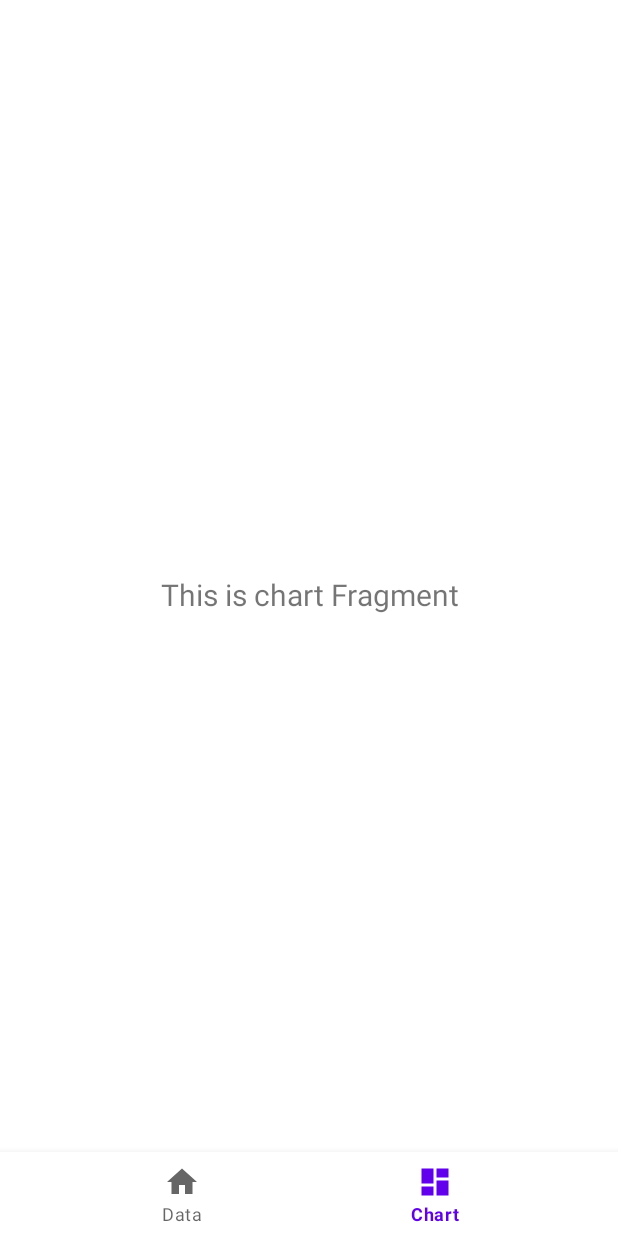
After one commit to alexalbert/CounterWidget, an Android app: the ChartFragment screen opened through its navigation route, on a phone screen of 412 x 824 dp. The commit adds this screen. Run offline under Robolectric (Android 15) with nearby library versions, the light colour scheme and no system bars; our stand-ins replace navigation-ui.

Commit message:
Add timestamp view to app

```diff
--- a/app/src/main/AndroidManifest.xml
+++ b/app/src/main/AndroidManifest.xml
@@ -9,6 +9,10 @@
         android:roundIcon="@mipmap/ic_launcher_round"
         android:supportsRtl="true"
         android:theme="@style/Theme.CounterWidget">
+<!--        <activity-->
+<!--            android:name=".InfoActivity"-->
+<!--            android:label="@string/title_activity_info"></activity>-->
+
         <receiver android:name=".CounterWidget">
             <intent-filter>
                 <action android:name="android.appwidget.action.APPWIDGET_UPDATE" />
@@ -25,7 +29,6 @@
                 <action android:name="android.appwidget.action.APPWIDGET_CONFIGURE" />
             </intent-filter>
         </activity>
-
         <activity android:name=".MainActivity">
             <intent-filter>
                 <action android:name="android.intent.action.MAIN" />
--- a/app/src/main/java/com/aa/counterwidget/CounterWidget.kt
+++ b/app/src/main/java/com/aa/counterwidget/CounterWidget.kt
@@ -48,14 +48,16 @@ class CounterWidget : AppWidgetProvider() {
             val widgetId = intent.data!!.lastPathSegment!!.toInt()
             if (isDoubleClick()) {
                 count = 0
+                TsDataUtil.clearWidgetData(context, widgetId)
             } else {
                 count = loadPref(context, widgetId, COUNT)
                 count++
+                TsDataUtil.addTs(context, widgetId)
             }
             savePref(context, widgetId, COUNT, count)
 
             views.setTextViewText(R.id.counter_button, count.toString())
-            appWidgetManager.updateAppWidget(intArrayOf(widgetId.toInt()), views)
+            appWidgetManager.updateAppWidget(intArrayOf(widgetId), views)
         }
     }
 
--- a/app/src/main/java/com/aa/counterwidget/MainActivity.kt
+++ b/app/src/main/java/com/aa/counterwidget/MainActivity.kt
@@ -1,11 +1,37 @@
 package com.aa.counterwidget
 
+import android.os.Bundle
 import androidx.appcompat.app.AppCompatActivity
-import android.os.Bundle
+import androidx.navigation.findNavController
+import androidx.navigation.ui.AppBarConfiguration
+import androidx.navigation.ui.setupActionBarWithNavController
+import androidx.navigation.ui.setupWithNavController
+import com.aa.counterwidget.databinding.ActivityInfoBinding
+import com.google.android.material.bottomnavigation.BottomNavigationView
 
 class MainActivity : AppCompatActivity() {
+
+    private lateinit var binding: ActivityInfoBinding
+
     override fun onCreate(savedInstanceState: Bundle?) {
         super.onCreate(savedInstanceState)
-        setContentView(R.layout.activity_main)
+
+        supportActionBar!!.hide()
+
+        binding = ActivityInfoBinding.inflate(layoutInflater)
+        setContentView(binding.root)
+
+        val navView: BottomNavigationView = binding.navView
+
+        val navController = findNavController(R.id.nav_host_fragment_activity_info)
+        // Passing each menu ID as a set of Ids because each
+        // menu should be considered as top level destinations.
+        val appBarConfiguration = AppBarConfiguration(
+            setOf(
+                R.id.navigation_data, R.id.navigation_chart
+            )
+        )
+        setupActionBarWithNavController(navController, appBarConfiguration)
+        navView.setupWithNavController(navController)
     }
 }
--- a/app/src/main/java/com/aa/counterwidget/Prefs.kt
+++ b/app/src/main/java/com/aa/counterwidget/Prefs.kt
@@ -5,6 +5,7 @@ import android.content.Context
 private const val PREFS_NAME = "com.aa.counterWidget.CounterWidget"
 internal const val COUNT = "count_"
 internal const val COLOR = "color_"
+internal const val TIMESTAMPS = "ts_"
 
 internal fun savePref(context: Context, appWidgetId: Int, pref: String, count: Int) {
     val prefs = context.getSharedPreferences(PREFS_NAME, 0).edit()
--- /dev/null
+++ b/app/src/main/java/com/aa/counterwidget/ui/chart/ChartFragment.kt
@@ -0,0 +1,44 @@
+package com.aa.counterwidget.ui.chart
+
+import android.os.Bundle
+import android.view.LayoutInflater
+import android.view.View
+import android.view.ViewGroup
+import android.widget.TextView
+import androidx.fragment.app.Fragment
+import androidx.lifecycle.Observer
+import androidx.lifecycle.ViewModelProvider
+import com.aa.counterwidget.databinding.FragmentChartBinding
+
+class ChartFragment : Fragment() {
+
+    private lateinit var chartViewModel: ChartViewModel
+    private var _binding: FragmentChartBinding? = null
+
+    // This property is only valid between onCreateView and
+    // onDestroyView.
+    private val binding get() = _binding!!
+
+    override fun onCreateView(
+        inflater: LayoutInflater,
+        container: ViewGroup?,
+        savedInstanceState: Bundle?
+    ): View? {
+        chartViewModel =
+            ViewModelProvider(this).get(ChartViewModel::class.java)
+
+        _binding = FragmentChartBinding.inflate(inflater, container, false)
+        val root: View = binding.root
+
+        val textView: TextView = binding.textChart
+        chartViewModel.text.observe(viewLifecycleOwner, Observer {
+            textView.text = it
+        })
+        return root
+    }
+
+    override fun onDestroyView() {
+        super.onDestroyView()
+        _binding = null
+    }
+}
--- /dev/null
+++ b/app/src/main/java/com/aa/counterwidget/ui/chart/ChartViewModel.kt
@@ -0,0 +1,13 @@
+package com.aa.counterwidget.ui.chart
+
+import androidx.lifecycle.LiveData
+import androidx.lifecycle.MutableLiveData
+import androidx.lifecycle.ViewModel
+
+class ChartViewModel : ViewModel() {
+
+    private val _text = MutableLiveData<String>().apply {
+        value = "This is chart Fragment"
+    }
+    val text: LiveData<String> = _text
+}
--- /dev/null
+++ b/app/src/main/java/com/aa/counterwidget/ui/data/DataFragment.kt
@@ -0,0 +1,81 @@
+package com.aa.counterwidget.ui.data
+
+import android.graphics.Color
+import android.os.Bundle
+import android.util.TypedValue
+import androidx.fragment.app.Fragment
+import androidx.recyclerview.widget.GridLayoutManager
+import androidx.recyclerview.widget.LinearLayoutManager
+import androidx.recyclerview.widget.RecyclerView
+import android.view.LayoutInflater
+import android.view.View
+import android.view.ViewGroup
+import com.aa.counterwidget.R
+import com.aa.counterwidget.TsDataUtil
+
+class DataFragment : Fragment() {
+
+    private var columnCount = 1
+    private lateinit var adapter: DataViewAdapter
+
+    override fun onCreate(savedInstanceState: Bundle?) {
+        super.onCreate(savedInstanceState)
+
+        arguments?.let {
+            columnCount = it.getInt(ARG_COLUMN_COUNT)
+        }
+    }
+
+    override fun onCreateView(
+        inflater: LayoutInflater, container: ViewGroup?,
+        savedInstanceState: Bundle?
+    ): View? {
+        val view = inflater.inflate(R.layout.fragment_data_list, container, false)
+
+        // Set the adapter
+        if (view is RecyclerView) {
+            with(view) {
+                layoutManager = when {
+                    columnCount <= 1 -> LinearLayoutManager(context)
+                    else -> GridLayoutManager(context, columnCount)
+                }
+
+                val data = TsDataUtil.getTsColorData(context)
+
+                adapter = DataViewAdapter(data, getDefaultBackground())
+            }
+            this.adapter = view.adapter as DataViewAdapter
+        }
+        return view
+    }
+
+    override fun onResume() {
+        super.onResume()
+        adapter?.setData(TsDataUtil.getTsColorData(requireContext()))
+    }
+
+    fun getDefaultBackground() : Int {
+        var color =  Color.WHITE
+        val a = TypedValue()
+        context?.theme?.resolveAttribute(android.R.attr.windowBackground, a, true)
+        if (a.isColorType) {
+            color = a.data
+        }
+        return color
+    }
+
+    companion object {
+
+        // TODO: Customize parameter argument names
+        const val ARG_COLUMN_COUNT = "column-count"
+
+        // TODO: Customize parameter initialization
+        @JvmStatic
+        fun newInstance(columnCount: Int) =
+            DataFragment().apply {
+                arguments = Bundle().apply {
+                    putInt(ARG_COLUMN_COUNT, columnCount)
+                }
+            }
+    }
+}
--- /dev/null
+++ b/app/src/main/java/com/aa/counterwidget/ui/data/DataViewAdapter.kt
@@ -0,0 +1,68 @@
+package com.aa.counterwidget.ui.data
+
+import android.text.Spannable
+import android.text.SpannableString
+import android.text.style.BackgroundColorSpan
+import android.view.LayoutInflater
+import android.view.ViewGroup
+import android.widget.TextView
+import androidx.recyclerview.widget.RecyclerView
+import com.aa.counterwidget.TsColorItem
+import com.aa.counterwidget.databinding.FragmentDataBinding
+import java.text.DecimalFormat
+import java.text.SimpleDateFormat
+
+
+class DataViewAdapter(
+    private var values: List<TsColorItem>, private val bgColor: Int
+) : RecyclerView.Adapter<DataViewAdapter.ViewHolder>() {
+
+    private var dateFormat = SimpleDateFormat("dd hh:mm")
+    private val defaultBackground = bgColor
+
+    override fun onCreateViewHolder(parent: ViewGroup, viewType: Int): ViewHolder {
+
+        return ViewHolder(
+            FragmentDataBinding.inflate(
+                LayoutInflater.from(parent.context),
+                parent,
+                false
+            )
+        )
+    }
+
+    fun setData(data: List<TsColorItem>) {
+        values = data
+        notifyDataSetChanged()
+    }
+
+    override fun onBindViewHolder(holder: ViewHolder, position: Int) {
+        val item = values[position]
+        holder.idView.text = String.format("%1$2s", position + 1)
+        holder.contentView.text = dateFormat.format(item.date)
+        holder.colorsView.text = ""
+
+        for (color in item.colors) {
+            val word: Spannable = SpannableString(" ")
+
+            word.setSpan(BackgroundColorSpan(color), 0, 1, Spannable.SPAN_EXCLUSIVE_EXCLUSIVE)
+            holder.colorsView.append(word)
+
+            word.setSpan(defaultBackground, 0, 1, Spannable.SPAN_EXCLUSIVE_EXCLUSIVE)
+            holder.colorsView.append(word)
+        }
+    }
+
+    override fun getItemCount(): Int = values.size
+
+    inner class ViewHolder(binding: FragmentDataBinding) : RecyclerView.ViewHolder(binding.root) {
+        val idView: TextView = binding.itemNumber
+        val contentView: TextView = binding.content
+        val colorsView: TextView = binding.colors
+
+        override fun toString(): String {
+            return super.toString() + " '" + contentView.text + "'"
+        }
+    }
+
+}
--- /dev/null
+++ b/app/src/main/res/drawable/ic_chart_black_24dp.xml
@@ -0,0 +1,9 @@
+<vector xmlns:android="http://schemas.android.com/apk/res/android"
+    android:width="24dp"
+    android:height="24dp"
+    android:viewportWidth="24.0"
+    android:viewportHeight="24.0">
+    <path
+        android:fillColor="#FF000000"
+        android:pathData="M3,13h8L11,3L3,3v10zM3,21h8v-6L3,15v6zM13,21h8L21,11h-8v10zM13,3v6h8L21,3h-8z" />
+</vector>
--- /dev/null
+++ b/app/src/main/res/drawable/ic_data_black_24dp.xml
@@ -0,0 +1,9 @@
+<vector xmlns:android="http://schemas.android.com/apk/res/android"
+    android:width="24dp"
+    android:height="24dp"
+    android:viewportWidth="24.0"
+    android:viewportHeight="24.0">
+    <path
+        android:fillColor="#FF000000"
+        android:pathData="M10,20v-6h4v6h5v-8h3L12,3 2,12h3v8z" />
+</vector>
--- /dev/null
+++ b/app/src/main/res/layout/activity_info.xml
@@ -0,0 +1,34 @@
+<?xml version="1.0" encoding="utf-8"?>
+<androidx.constraintlayout.widget.ConstraintLayout xmlns:android="http://schemas.android.com/apk/res/android"
+    xmlns:app="http://schemas.android.com/apk/res-auto"
+    android:id="@+id/container"
+    android:layout_width="match_parent"
+    android:layout_height="match_parent">
+
+    <com.google.android.material.bottomnavigation.BottomNavigationView
+        android:id="@+id/nav_view"
+        android:layout_width="0dp"
+        android:layout_height="wrap_content"
+        android:layout_marginStart="0dp"
+        android:layout_marginEnd="0dp"
+        android:background="?android:attr/windowBackground"
+        app:layout_constraintBottom_toBottomOf="parent"
+        app:layout_constraintLeft_toLeftOf="parent"
+        app:layout_constraintRight_toRightOf="parent"
+        app:menu="@menu/bottom_nav_menu" />
+
+
+    <fragment
+        android:id="@+id/nav_host_fragment_activity_info"
+        android:name="androidx.navigation.fragment.NavHostFragment"
+        android:layout_width="match_parent"
+        android:layout_height="match_parent"
+        android:layout_marginBottom="40sp"
+        app:defaultNavHost="true"
+        app:layout_constraintBottom_toTopOf="@id/nav_view"
+        app:layout_constraintLeft_toLeftOf="parent"
+        app:layout_constraintRight_toRightOf="parent"
+        app:layout_constraintTop_toTopOf="parent"
+        app:navGraph="@navigation/mobile_navigation" />
+
+</androidx.constraintlayout.widget.ConstraintLayout>
--- /dev/null
+++ b/app/src/main/res/layout/fragment_chart.xml
@@ -0,0 +1,22 @@
+<?xml version="1.0" encoding="utf-8"?>
+<androidx.constraintlayout.widget.ConstraintLayout xmlns:android="http://schemas.android.com/apk/res/android"
+    xmlns:app="http://schemas.android.com/apk/res-auto"
+    xmlns:tools="http://schemas.android.com/tools"
+    android:layout_width="match_parent"
+    android:layout_height="match_parent"
+    tools:context=".ui.chart.ChartFragment">
+
+    <TextView
+        android:id="@+id/text_chart"
+        android:layout_width="match_parent"
+        android:layout_height="wrap_content"
+        android:layout_marginStart="8dp"
+        android:layout_marginTop="8dp"
+        android:layout_marginEnd="8dp"
+        android:textAlignment="center"
+        android:textSize="20sp"
+        app:layout_constraintBottom_toBottomOf="parent"
+        app:layout_constraintEnd_toEndOf="parent"
+        app:layout_constraintStart_toStartOf="parent"
+        app:layout_constraintTop_toTopOf="parent" />
+</androidx.constraintlayout.widget.ConstraintLayout>
--- /dev/null
+++ b/app/src/main/res/menu/bottom_nav_menu.xml
@@ -0,0 +1,14 @@
+<?xml version="1.0" encoding="utf-8"?>
+<menu xmlns:android="http://schemas.android.com/apk/res/android">
+
+    <item
+        android:id="@+id/navigation_data"
+        android:icon="@drawable/ic_data_black_24dp"
+        android:title="@string/title_data" />
+
+    <item
+        android:id="@+id/navigation_chart"
+        android:icon="@drawable/ic_chart_black_24dp"
+        android:title="@string/title_chart" />
+
+</menu>
--- /dev/null
+++ b/app/src/main/res/navigation/mobile_navigation.xml
@@ -0,0 +1,19 @@
+<?xml version="1.0" encoding="utf-8"?>
+<navigation xmlns:android="http://schemas.android.com/apk/res/android"
+    xmlns:app="http://schemas.android.com/apk/res-auto"
+    xmlns:tools="http://schemas.android.com/tools"
+    android:id="@+id/mobile_navigation"
+    app:startDestination="@+id/navigation_data">
+
+    <fragment
+        android:id="@+id/navigation_data"
+        android:name="com.aa.counterwidget.ui.data.DataFragment"
+        android:label="@string/title_data"
+        tools:layout="@layout/fragment_data" />
+
+    <fragment
+        android:id="@+id/navigation_chart"
+        android:name="com.aa.counterwidget.ui.chart.ChartFragment"
+        android:label="@string/title_chart"
+        tools:layout="@layout/fragment_chart" />
+</navigation>
--- a/app/src/main/res/values/dimens.xml
+++ b/app/src/main/res/values/dimens.xml
@@ -6,5 +6,9 @@ Refer to App Widget Documentation for margin information
 http://developer.android.com/guide/topics/appwidgets/index.html#CreatingLayout
     -->
     <dimen name="widget_margin">0dp</dimen>
+    <!-- Default screen margins, per the Android Design guidelines. -->
+    <dimen name="activity_horizontal_margin">16dp</dimen>
+    <dimen name="activity_vertical_margin">16dp</dimen>
+    <dimen name="text_margin">16dp</dimen>
 
 </resources>
--- a/app/src/main/res/values/strings.xml
+++ b/app/src/main/res/values/strings.xml
@@ -4,4 +4,7 @@
     <string name="add_widget">Add widget</string>
     <string name="configure">Select background</string>
     <string name="message">Nothing to see here. \n Please add widget(s)</string>
+    <string name="title_activity_info">MainActivity</string>
+    <string name="title_data">Data</string>
+    <string name="title_chart">Chart</string>
 </resources>
```
Also changed, not shown: app/build.gradle (+10 -0 lines), app/src/main/java/com/aa/counterwidget/TsData.kt (added, +101 -0 lines), app/src/main/res/layout/fragment_data.xml (added, +27 -0 lines), app/src/main/res/layout/fragment_data_list.xml (added, +13 -0 lines).
